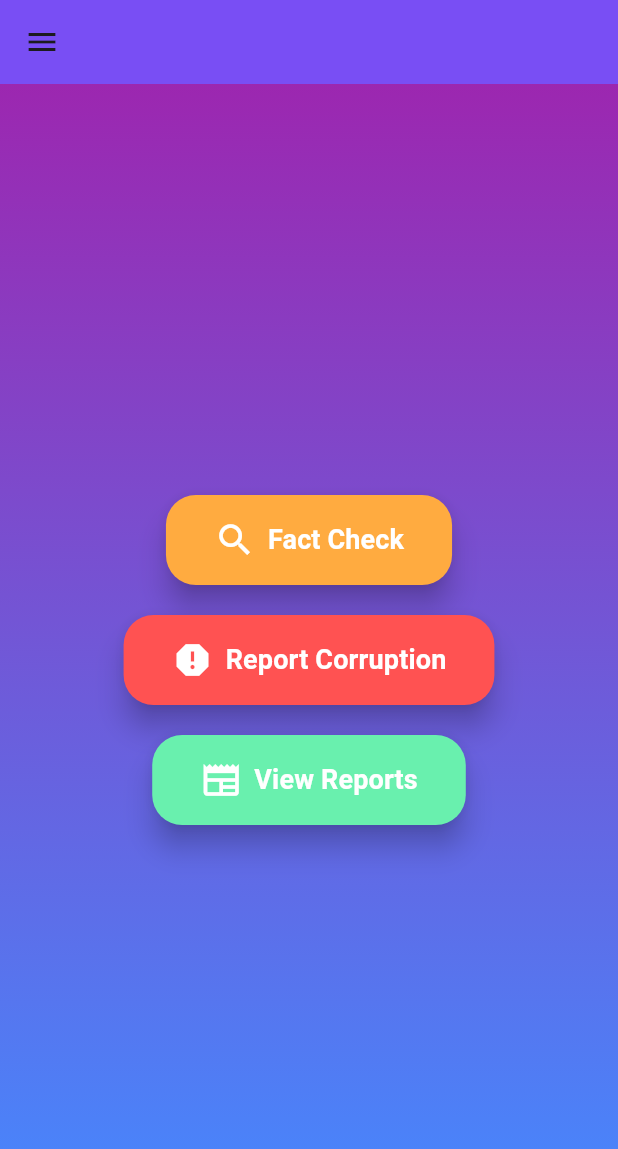
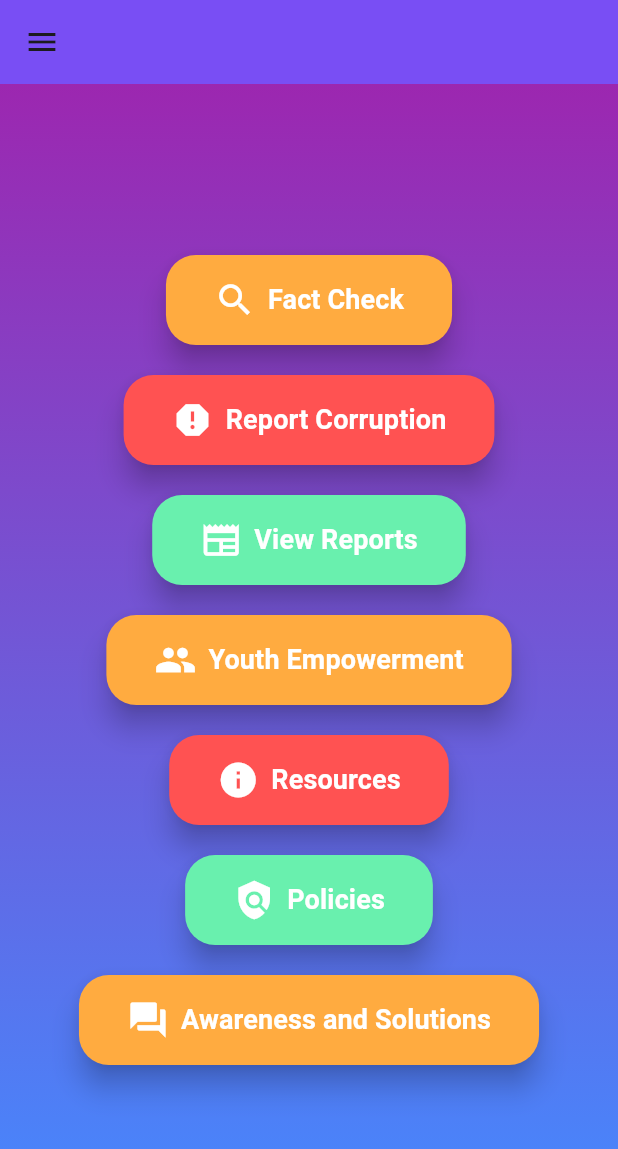
Before and after one commit to Slozzyondul/Social_Justice_and_Reform_Hackathon, a Flutter app: the screen it shows after launch, on a phone screen of 412 x 824 dp. Shown: the top 1149 px of the screen. Run offline on Flutter 3.47's test engine with Material 3 defaults, Android fonts, the phone set to English and light mode, and no system bars; our stand-ins replace image_picker.

Commit message:
more syle to the main dashboard

```diff
--- a/lib/frontend/screens/fact_check/fact_check.dart
+++ b/lib/frontend/screens/fact_check/fact_check.dart
@@ -3,7 +3,7 @@ import 'package:http/http.dart' as http;
 import 'package:solop/frontend/classes/detailed_article_class.dart';
 import 'dart:convert';
 
-import 'package:solop/frontend/widgets/build_button_widget.dart';
+import 'package:solop/frontend/widgets/fact_build_button_widget.dart';
 
 class NewsFactCheckScreen extends StatefulWidget {
   const NewsFactCheckScreen({super.key});
@@ -98,7 +98,7 @@ class _NewsFactCheckScreenState extends State<NewsFactCheckScreen> {
               ),
               const SizedBox(height: 48),
               TextField(
-                style: TextStyle(color: Colors.white),
+                style: const TextStyle(color: Colors.white),
                 controller: _inputController,
                 decoration: const InputDecoration(
                   labelText: 'Enter claim to fact-check',
@@ -110,7 +110,7 @@ class _NewsFactCheckScreenState extends State<NewsFactCheckScreen> {
                 ),
               ),
               const SizedBox(height: 16),
-              buildOptionButton(
+              buildOptionButtonFacts(
                 context,
                 icon: Icons.search,
                 label: 'Fact check',
--- a/lib/frontend/screens/main_options_screen.dart
+++ b/lib/frontend/screens/main_options_screen.dart
@@ -1,4 +1,7 @@
 import 'package:flutter/material.dart';
+import 'package:solop/frontend/widgets/main_build_button_widget.dart';
+import 'package:solop/frontend/widgets/main_drawer_Item.dart';
+import 'package:solop/frontend/widgets/main_drawer_widget.dart';
 
 class MainOptionScreen extends StatelessWidget {
   const MainOptionScreen({super.key});
@@ -11,7 +14,7 @@ class MainOptionScreen extends StatelessWidget {
         backgroundColor: Colors.deepPurpleAccent,
         elevation: 5.0,
       ),
-      drawer: _mainDrawer(context),
+      drawer: mainDrawer(context),
       body: Stack(
         children: [
           // Add a background gradient
@@ -24,13 +27,14 @@ class MainOptionScreen extends StatelessWidget {
               ),
             ),
           ),
-          Center(
+          Flexible(
+            child: Center(
               child: Padding(
                 padding: const EdgeInsets.all(16.0),
                 child: Column(
                   mainAxisAlignment: MainAxisAlignment.center,
                   children: [
-                  _buildOptionButton(
+                    buildOptionButtonMain(
                       context,
                       icon: Icons.search,
                       label: 'Fact Check',
@@ -38,7 +42,7 @@ class MainOptionScreen extends StatelessWidget {
                       color: Colors.orangeAccent,
                     ),
                     const SizedBox(height: 20),
-                  _buildOptionButton(
+                    buildOptionButtonMain(
                       context,
                       icon: Icons.report,
                       label: 'Report Corruption',
@@ -46,14 +50,47 @@ class MainOptionScreen extends StatelessWidget {
                       color: Colors.redAccent,
                     ),
                     const SizedBox(height: 20),
-                  _buildOptionButton(
+                    buildOptionButtonMain(
                       context,
                       icon: Icons.newspaper,
                       label: 'View Reports',
                       route: '/viewreport',
                       color: Colors.greenAccent,
                     ),
+                    const SizedBox(height: 20),
+                    buildOptionButtonMain(
+                      context,
+                      icon: Icons.people,
+                      label: 'Youth Empowerment',
+                      route: '/viewreport',
+                      color: Colors.orangeAccent,
+                    ),
+                    const SizedBox(height: 20),
+                    buildOptionButtonMain(
+                      context,
+                      icon: Icons.info,
+                      label: 'Resources',
+                      route: '/viewreport',
+                      color: Colors.redAccent,
+                    ),
+                    const SizedBox(height: 20),
+                    buildOptionButtonMain(
+                      context,
+                      icon: Icons.policy,
+                      label: 'Policies',
+                      route: '/viewreport',
+                      color: Colors.greenAccent,
+                    ),
+                    const SizedBox(height: 20),
+                    buildOptionButtonMain(
+                      context,
+                      icon: Icons.question_answer,
+                      label: 'Awareness and Solutions',
+                      route: '/viewreport',
+                      color: Colors.orangeAccent,
+                    ),
                   ],
+                ),
               ),
             ),
           ),
@@ -61,103 +98,4 @@ class MainOptionScreen extends StatelessWidget {
       ),
     );
   }
-
-  // Create a reusable button with an icon and background color
-  Widget _buildOptionButton(BuildContext context,
-      {required IconData icon,
-      required String label,
-      required String route,
-      required Color color}) {
-    return ElevatedButton.icon(
-      style: ElevatedButton.styleFrom(
-        foregroundColor: Colors.white, backgroundColor: color,
-        padding: const EdgeInsets.symmetric(horizontal: 32, vertical: 16),
-        shape: RoundedRectangleBorder(borderRadius: BorderRadius.circular(20)),
-        elevation: 8.0,
-      ),
-      icon: Icon(icon, size: 28),
-      label: Text(
-        label,
-        style: const TextStyle(fontSize: 18, fontWeight: FontWeight.bold),
-      ),
-      onPressed: () {
-        Navigator.pushNamed(context, route);
-      },
-    );
 }
-
-  Widget _mainDrawer(BuildContext context) {
-    return Drawer(
-      child: ListView(
-        padding: EdgeInsets.zero,
-        children: [
-          const UserAccountsDrawerHeader(
-            accountName: Text('Visitor'),
-            accountEmail: Text('visitor@mail.com'),
-            currentAccountPicture: CircleAvatar(
-              backgroundImage: AssetImage('assets/images/logo.png'),
-              backgroundColor: Colors.white,
-            ),
-            decoration: BoxDecoration(color: Colors.deepPurpleAccent),
-          ),
-          _buildDrawerItem(
-            context,
-            icon: Icons.search,
-            label: 'Fact Check',
-            route: '/facts',
-          ),
-          _buildDrawerItem(
-            context,
-            icon: Icons.report,
-            label: 'Report',
-            route: '/report',
-          ),
-          _buildDrawerItem(
-            context,
-            icon: Icons.newspaper,
-            label: 'Hot Now',
-            route: '/viewreport',
-          ),
-          _buildDrawerItem(
-            context,
-            icon: Icons.info,
-            label: 'Youth Empowerment',
-            route: '/youths',
-          ),
-          _buildDrawerItem(
-            context,
-            icon: Icons.book,
-            label: 'Resources',
-            route: '/resources',
-          ),
-          _buildDrawerItem(
-            context,
-            icon: Icons.policy,
-            label: 'Policies',
-            route: '/policies',
-          ),
-          _buildDrawerItem(
-            context,
-            icon: Icons.question_answer,
-            label: 'Awareness and Solutions',
-            route: '/awareness',
-          ),
-        ],
-      ),
-    );
-  }
-
-  Widget _buildDrawerItem(BuildContext context,
-      {required IconData icon, required String label, required String route}) {
-    return ListTile(
-      leading: Icon(icon, color: Colors.deepPurpleAccent),
-      title: Text(
-        label,
-        style: const TextStyle(fontSize: 16),
-      ),
-      onTap: () {
-        Navigator.pushNamed(context, route);
-      },
-    );
-  }
-}
--- /dev/null
+++ b/lib/frontend/widgets/fact_build_button_widget.dart
@@ -0,0 +1,23 @@
+import 'package:flutter/material.dart';
+
+Widget buildOptionButtonFacts(BuildContext context,
+    {required IconData icon,
+    required String label,
+    required VoidCallback onPressed,
+    required Color color}) {
+  return ElevatedButton.icon(
+    style: ElevatedButton.styleFrom(
+      foregroundColor: Colors.white,
+      backgroundColor: color,
+      padding: const EdgeInsets.symmetric(horizontal: 32, vertical: 16),
+      shape: RoundedRectangleBorder(borderRadius: BorderRadius.circular(20)),
+      elevation: 8.0,
+    ),
+    icon: Icon(icon, size: 28),
+    label: Text(
+      label,
+      style: const TextStyle(fontSize: 18, fontWeight: FontWeight.bold),
+    ),
+    onPressed: onPressed,
+  );
+}
--- a/lib/frontend/widgets/build_button_widget.dart
+++ b/lib/frontend/widgets/main_build_button_widget.dart
@@ -1,14 +1,13 @@
-import 'package:flutter/material.dart';
+ import 'package:flutter/material.dart';
 
-Widget buildOptionButton(BuildContext context,
+Widget buildOptionButtonMain(BuildContext context,
       {required IconData icon,
       required String label,
-      required VoidCallback onPressed,
+      required String route,
       required Color color}) {
     return ElevatedButton.icon(
       style: ElevatedButton.styleFrom(
-        foregroundColor: Colors.white,
-        backgroundColor: color,
+        foregroundColor: Colors.white, backgroundColor: color,
         padding: const EdgeInsets.symmetric(horizontal: 32, vertical: 16),
         shape: RoundedRectangleBorder(borderRadius: BorderRadius.circular(20)),
         elevation: 8.0,
@@ -18,6 +17,8 @@ Widget buildOptionButton(BuildContext context,
         label,
         style: const TextStyle(fontSize: 18, fontWeight: FontWeight.bold),
       ),
-      onPressed: onPressed,
+      onPressed: () {
+        Navigator.pushNamed(context, route);
+      },
     );
   }
--- /dev/null
+++ b/lib/frontend/widgets/main_build_drawer_Item_widget.dart
@@ -0,0 +1,15 @@
+import 'package:flutter/material.dart';
+
+Widget buildDrawerItem(BuildContext context,
+      {required IconData icon, required String label, required String route}) {
+    return ListTile(
+      leading: Icon(icon, color: Colors.deepPurpleAccent),
+      title: Text(
+        label,
+        style: const TextStyle(fontSize: 16),
+      ),
+      onTap: () {
+        Navigator.pushNamed(context, route);
+      },
+    );
+  }
--- /dev/null
+++ b/lib/frontend/widgets/main_drawer_Item.dart
@@ -0,0 +1,16 @@
+
+import 'package:flutter/material.dart';
+
+Widget buildDrawerItem(BuildContext context,
+      {required IconData icon, required String label, required String route}) {
+    return ListTile(
+      leading: Icon(icon, color: Colors.deepPurpleAccent),
+      title: Text(
+        label,
+        style: const TextStyle(fontSize: 16),
+      ),
+      onTap: () {
+        Navigator.pushNamed(context, route);
+      },
+    );
+  }
--- /dev/null
+++ b/lib/frontend/widgets/main_drawer_widget.dart
@@ -0,0 +1,63 @@
+ import 'package:flutter/material.dart';
+import 'package:solop/frontend/widgets/main_drawer_Item.dart';
+
+Widget mainDrawer(BuildContext context) {
+    return Drawer(
+      child: ListView(
+        padding: EdgeInsets.zero,
+        children: [
+          const UserAccountsDrawerHeader(
+            accountName: Text('Visitor'),
+            accountEmail: Text('visitor@mail.com'),
+            currentAccountPicture: CircleAvatar(
+              backgroundImage: AssetImage('assets/images/logo.png'),
+              backgroundColor: Colors.white,
+            ),
+            decoration: BoxDecoration(color: Colors.deepPurpleAccent),
+          ),
+          buildDrawerItem(
+            context,
+            icon: Icons.search,
+            label: 'Fact Check',
+            route: '/facts',
+          ),
+          buildDrawerItem(
+            context,
+            icon: Icons.report,
+            label: 'Report',
+            route: '/report',
+          ),
+          buildDrawerItem(
+            context,
+            icon: Icons.newspaper,
+            label: 'Hot Now',
+            route: '/viewreport',
+          ),
+          buildDrawerItem(
+            context,
+            icon: Icons.info,
+            label: 'Youth Empowerment',
+            route: '/youths',
+          ),
+          buildDrawerItem(
+            context,
+            icon: Icons.book,
+            label: 'Resources',
+            route: '/resources',
+          ),
+          buildDrawerItem(
+            context,
+            icon: Icons.policy,
+            label: 'Policies',
+            route: '/policies',
+          ),
+          buildDrawerItem(
+            context,
+            icon: Icons.question_answer,
+            label: 'Awareness and Solutions',
+            route: '/awareness',
+          ),
+        ],
+      ),
+    );
+  }
```
Also changed, not shown: 1 other file. Lines whose indentation alone changed are shown as unchanged.
